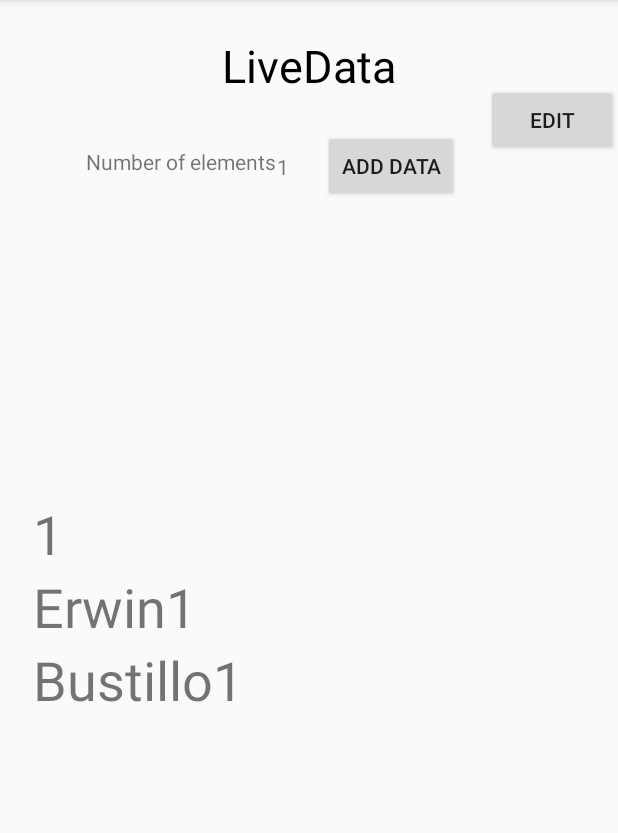
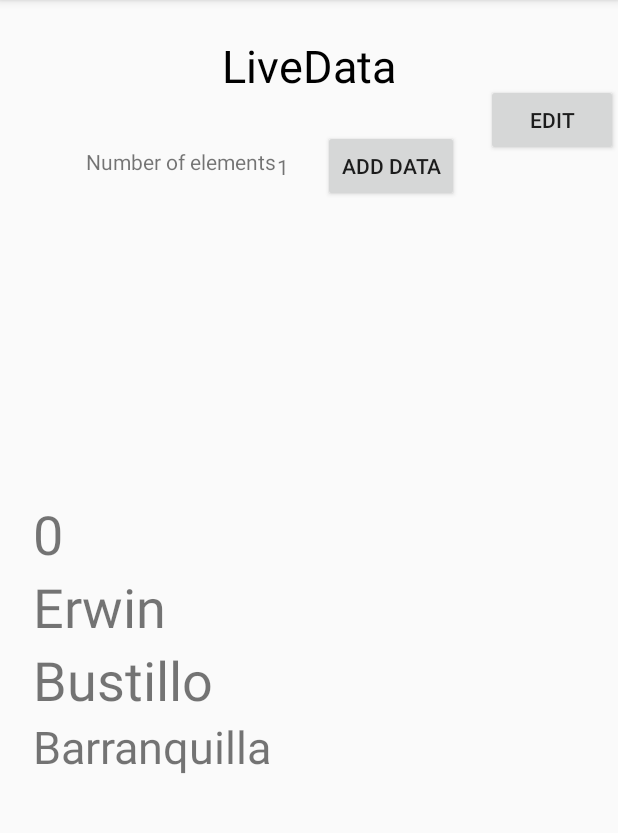
Before and after one commit to ErwinBustillo/ArchitectureRoom, an Android app: the screen it shows after launch (MainActivity), after a tap on "ADD DATA", on a phone screen of 412 x 824 dp, the part 84-917 px from its top. Run offline under Robolectric (Android 15) with nearby library versions, the phone set to English and light mode, and no system bars; our stand-ins replace Room's generated code.

Commit message:
Added Nesting object address

```diff
--- a/app/src/main/java/com/uninorte/roomdata/architectureroom/MainActivity.java
+++ b/app/src/main/java/com/uninorte/roomdata/architectureroom/MainActivity.java
@@ -11,6 +11,7 @@ import android.support.v7.widget.helper.ItemTouchHelper;
 import android.view.View;
 import android.widget.TextView;
 
+import com.uninorte.roomdata.architectureroom.entity.Address;
 import com.uninorte.roomdata.architectureroom.entity.User;
 import com.uninorte.roomdata.architectureroom.viewmodel.UserViewModel;
 
@@ -86,7 +87,7 @@ public class MainActivity extends AppCompatActivity {
 
 
     public void onClickAdd(View view) {
-        model.addUser(new User(data.size()+1,"Erwin"+(data.size()+1),"Bustillo"+(data.size()+1)));
+        model.addUser(new User(data.size(),"Erwin", "Bustillo", new Address("Barranquilla","Los Andes")));
     }
 
     public void onClickEdit(View view) {
--- a/app/src/main/java/com/uninorte/roomdata/architectureroom/UserRecyclerViewAdapter.java
+++ b/app/src/main/java/com/uninorte/roomdata/architectureroom/UserRecyclerViewAdapter.java
@@ -37,6 +37,7 @@ public class UserRecyclerViewAdapter extends RecyclerView.Adapter<UserRecyclerVi
         holder.textoId.setText(data.get(position).getUid()+"");
         holder.textoNombre.setText(data.get(position).getFirstName()+"");
         holder.textoApellido.setText(data.get(position).getLastName()+"");
+        holder.textoCity.setText(data.get(position).getAddress().getCity());
     }
 
     @Override
@@ -50,12 +51,15 @@ public class UserRecyclerViewAdapter extends RecyclerView.Adapter<UserRecyclerVi
        TextView textoId;
        TextView textoNombre;
        TextView textoApellido;
+       TextView textoCity;
+
 
        public ViewHolder(View itemView){
            super(itemView);
            textoId = itemView.findViewById(R.id.textoId);
            textoNombre= itemView.findViewById(R.id.textoNombre);
            textoApellido = itemView.findViewById(R.id.textoApellido);
+           textoCity = itemView.findViewById(R.id.textoCity);
        }
     }
 }
--- /dev/null
+++ b/app/src/main/java/com/uninorte/roomdata/architectureroom/entity/Address.java
@@ -0,0 +1,31 @@
+package com.uninorte.roomdata.architectureroom.entity;
+
+/**
+ * Created by erwin on 3/12/2018.
+ */
+
+public class Address {
+    public String city;
+    public String neighborhood;
+
+    public Address(String city, String neighborhood) {
+        this.city = city;
+        this.neighborhood = neighborhood;
+    }
+
+    public String getCity() {
+        return city;
+    }
+
+    public void setCity(String city) {
+        this.city = city;
+    }
+
+    public String getNeighborhood() {
+        return neighborhood;
+    }
+
+    public void setNeighborhood(String neighborhood) {
+        this.neighborhood = neighborhood;
+    }
+}
--- a/app/src/main/java/com/uninorte/roomdata/architectureroom/entity/User.java
+++ b/app/src/main/java/com/uninorte/roomdata/architectureroom/entity/User.java
@@ -1,6 +1,7 @@
 package com.uninorte.roomdata.architectureroom.entity;
 
 import android.arch.persistence.room.ColumnInfo;
+import android.arch.persistence.room.Embedded;
 import android.arch.persistence.room.Entity;
 import android.arch.persistence.room.PrimaryKey;
 
@@ -17,10 +18,14 @@ public class User {
     @ColumnInfo(name = "last_name")
     private String lastName;
 
-    public User(int uid, String firstName, String lastName) {
+    @Embedded
+    private Address address;
+
+    public User(int uid, String firstName, String lastName, Address address) {
         this.uid = uid;
         this.firstName = firstName;
         this.lastName = lastName;
+        this.address = address;
     }
 
     public int getUid() {
@@ -46,4 +51,12 @@ public class User {
     public void setLastName(String lastName) {
         this.lastName = lastName;
     }
+
+    public Address getAddress() {
+        return address;
+    }
+
+    public void setAddress(Address address) {
+        this.address = address;
+    }
 }
--- a/app/src/main/res/layout/row_user.xml
+++ b/app/src/main/res/layout/row_user.xml
@@ -24,4 +24,12 @@
         android:layout_height="wrap_content"
         android:text="apellido"
         android:textSize="36sp" />
+
+    <TextView
+        android:id="@+id/textoCity"
+        android:layout_width="wrap_content"
+        android:layout_height="wrap_content"
+        android:layout_weight="1"
+        android:text="Ciudad"
+        android:textSize="30sp" />
 </LinearLayout>
```
